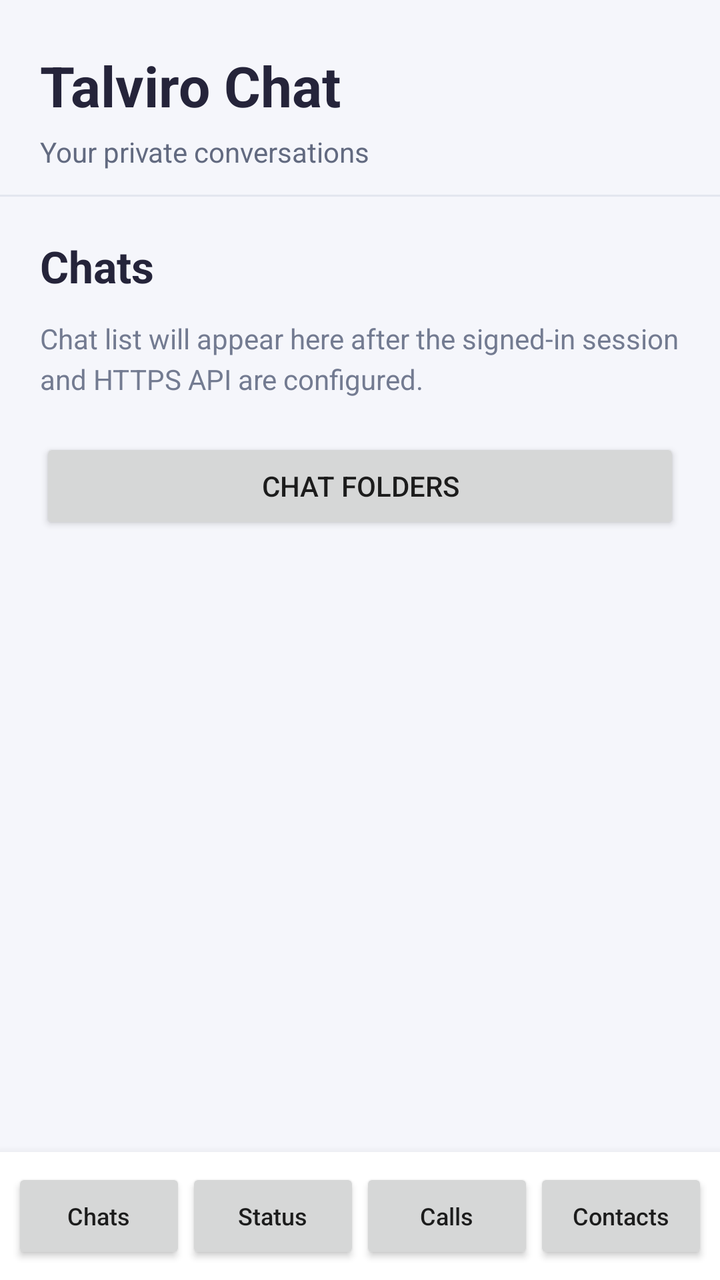
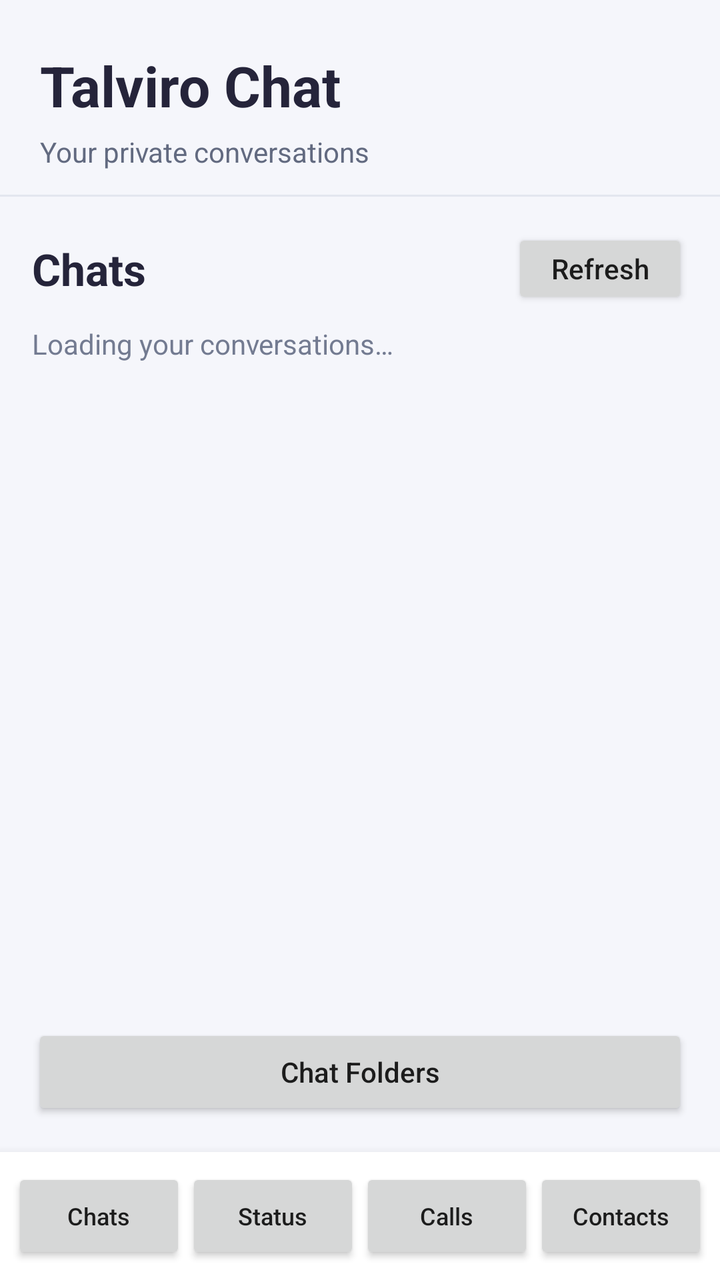

Compare the two renders of this Android layout. The source of the first and the diff that turns it into the second are given below.
<!-- AndroidManifest.xml: application theme android:Theme.Material.Light.NoActionBar -->
<!-- res/layout/activity_main.xml -->
<?xml version="1.0" encoding="utf-8"?>
<LinearLayout xmlns:android="http://schemas.android.com/apk/res/android"
    android:layout_width="match_parent"
    android:layout_height="match_parent"
    android:orientation="vertical"
    android:background="#F5F6FB">

    <LinearLayout
        android:layout_width="match_parent"
        android:layout_height="wrap_content"
        android:orientation="vertical"
        android:paddingStart="20dp"
        android:paddingEnd="20dp"
        android:paddingTop="24dp"
        android:paddingBottom="12dp">

        <TextView
            android:layout_width="wrap_content"
            android:layout_height="wrap_content"
            android:text="Talviro Chat"
            android:textColor="#25243A"
            android:textSize="28sp"
            android:textStyle="bold" />

        <TextView
            android:id="@+id/home_subtitle"
            android:layout_width="match_parent"
            android:layout_height="wrap_content"
            android:layout_marginTop="5dp"
            android:text="Your private conversations"
            android:textColor="#626A80"
            android:textSize="14sp" />
    </LinearLayout>

    <View
        android:layout_width="match_parent"
        android:layout_height="1dp"
        android:background="#E3E6EF" />

    <FrameLayout
        android:id="@+id/home_content"
        android:layout_width="match_parent"
        android:layout_height="0dp"
        android:layout_weight="1"
        android:padding="20dp">

        <LinearLayout
            android:id="@+id/chats_panel"
            android:layout_width="match_parent"
            android:layout_height="match_parent"
            android:orientation="vertical">

            <TextView
                android:layout_width="match_parent"
                android:layout_height="wrap_content"
                android:text="Chats"
                android:textColor="#25243A"
                android:textSize="22sp"
                android:textStyle="bold" />

            <TextView
                android:id="@+id/home_status"
                android:layout_width="match_parent"
                android:layout_height="wrap_content"
                android:layout_marginTop="12dp"
                android:lineSpacingExtra="4dp"
                android:text="Chat list will appear here after the signed-in session and HTTPS API are configured."
                android:textColor="#737B91"
                android:textSize="14sp" />

            <Button
                android:id="@+id/open_folders"
                android:layout_width="match_parent"
                android:layout_height="wrap_content"
                android:layout_marginTop="20dp"
                android:text="Chat Folders" />
        </LinearLayout>

        <LinearLayout
            android:id="@+id/status_panel"
            android:layout_width="match_parent"
            android:layout_height="match_parent"
            android:orientation="vertical"
            android:visibility="gone">

            <TextView
                android:layout_width="match_parent"
                android:layout_height="wrap_content"
                android:text="Status"
                android:textColor="#25243A"
                android:textSize="22sp"
                android:textStyle="bold" />

            <TextView
                android:layout_width="match_parent"
                android:layout_height="wrap_content"
                android:layout_marginTop="12dp"
                android:text="Stories and status updates are planned for the next feature milestone."
                android:textColor="#737B91"
                android:textSize="14sp" />
        </LinearLayout>

        <LinearLayout
            android:id="@+id/calls_panel"
            android:layout_width="match_parent"
            android:layout_height="match_parent"
            android:orientation="vertical"
            android:visibility="gone">

            <TextView
                android:layout_width="match_parent"
                android:layout_height="wrap_content"
                android:text="Calls"
                android:textColor="#25243A"
                android:textSize="22sp"
                android:textStyle="bold" />

            <TextView
                android:layout_width="match_parent"
                android:layout_height="wrap_content"
                android:layout_marginTop="12dp"
                android:text="Voice, video, and group call history will appear after the LiveKit calling milestone is integrated."
                android:textColor="#737B91"
                android:textSize="14sp" />
        </LinearLayout>
    </FrameLayout>

    <LinearLayout
        android:layout_width="match_parent"
        android:layout_height="wrap_content"
        android:orientation="horizontal"
        android:background="#FFFFFF"
        android:paddingStart="6dp"
        android:paddingEnd="6dp"
        android:paddingTop="8dp"
        android:paddingBottom="8dp"
        android:elevation="8dp">

        <Button
            android:id="@+id/tab_chats"
            android:layout_width="0dp"
            android:layout_height="48dp"
            android:layout_weight="1"
            android:minWidth="0dp"
            android:text="Chats"
            android:textAllCaps="false"
            android:textSize="12sp" />

        <Button
            android:id="@+id/tab_status"
            android:layout_width="0dp"
            android:layout_height="48dp"
            android:layout_weight="1"
            android:minWidth="0dp"
            android:text="Status"
            android:textAllCaps="false"
            android:textSize="12sp" />

        <Button
            android:id="@+id/tab_calls"
            android:layout_width="0dp"
            android:layout_height="48dp"
            android:layout_weight="1"
            android:minWidth="0dp"
            android:text="Calls"
            android:textAllCaps="false"
            android:textSize="12sp" />

        <Button
            android:id="@+id/tab_contacts"
            android:layout_width="0dp"
            android:layout_height="48dp"
            android:layout_weight="1"
            android:minWidth="0dp"
            android:text="Contacts"
            android:textAllCaps="false"
            android:textSize="12sp" />
    </LinearLayout>
</LinearLayout>
<!-- resources referenced by this layout -->
<resources>

</resources>

<!-- the commit's change to res/layout/activity_main.xml (unified diff, before → after) -->
@@ -42,7 +42,7 @@
         android:layout_width="match_parent"
         android:layout_height="0dp"
         android:layout_weight="1"
-        android:padding="20dp">
+        android:padding="16dp">
 
         <LinearLayout
             android:id="@+id/chats_panel"
@@ -50,30 +50,59 @@
             android:layout_height="match_parent"
             android:orientation="vertical">
 
-            <TextView
-                android:layout_width="match_parent"
-                android:layout_height="wrap_content"
-                android:text="Chats"
-                android:textColor="#25243A"
-                android:textSize="22sp"
-                android:textStyle="bold" />
+            <LinearLayout
+                android:layout_width="match_parent"
+                android:layout_height="wrap_content"
+                android:gravity="center_vertical"
+                android:orientation="horizontal">
+
+                <TextView
+                    android:layout_width="0dp"
+                    android:layout_height="wrap_content"
+                    android:layout_weight="1"
+                    android:text="Chats"
+                    android:textColor="#25243A"
+                    android:textSize="22sp"
+                    android:textStyle="bold" />
+
+                <Button
+                    android:id="@+id/refresh_chats"
+                    android:layout_width="wrap_content"
+                    android:layout_height="wrap_content"
+                    android:minHeight="40dp"
+                    android:text="Refresh"
+                    android:textAllCaps="false" />
+            </LinearLayout>
 
             <TextView
                 android:id="@+id/home_status"
                 android:layout_width="match_parent"
                 android:layout_height="wrap_content"
-                android:layout_marginTop="12dp"
-                android:lineSpacingExtra="4dp"
-                android:text="Chat list will appear here after the signed-in session and HTTPS API are configured."
+                android:layout_marginTop="8dp"
+                android:text="Loading your conversations…"
                 android:textColor="#737B91"
                 android:textSize="14sp" />
 
+            <ScrollView
+                android:layout_width="match_parent"
+                android:layout_height="0dp"
+                android:layout_weight="1"
+                android:layout_marginTop="8dp">
+
+                <LinearLayout
+                    android:id="@+id/conversation_list"
+                    android:layout_width="match_parent"
+                    android:layout_height="wrap_content"
+                    android:orientation="vertical" />
+            </ScrollView>
+
             <Button
                 android:id="@+id/open_folders"
                 android:layout_width="match_parent"
                 android:layout_height="wrap_content"
-                android:layout_marginTop="20dp"
-                android:text="Chat Folders" />
+                android:layout_marginTop="8dp"
+                android:text="Chat Folders"
+                android:textAllCaps="false" />
         </LinearLayout>
 
         <LinearLayout
